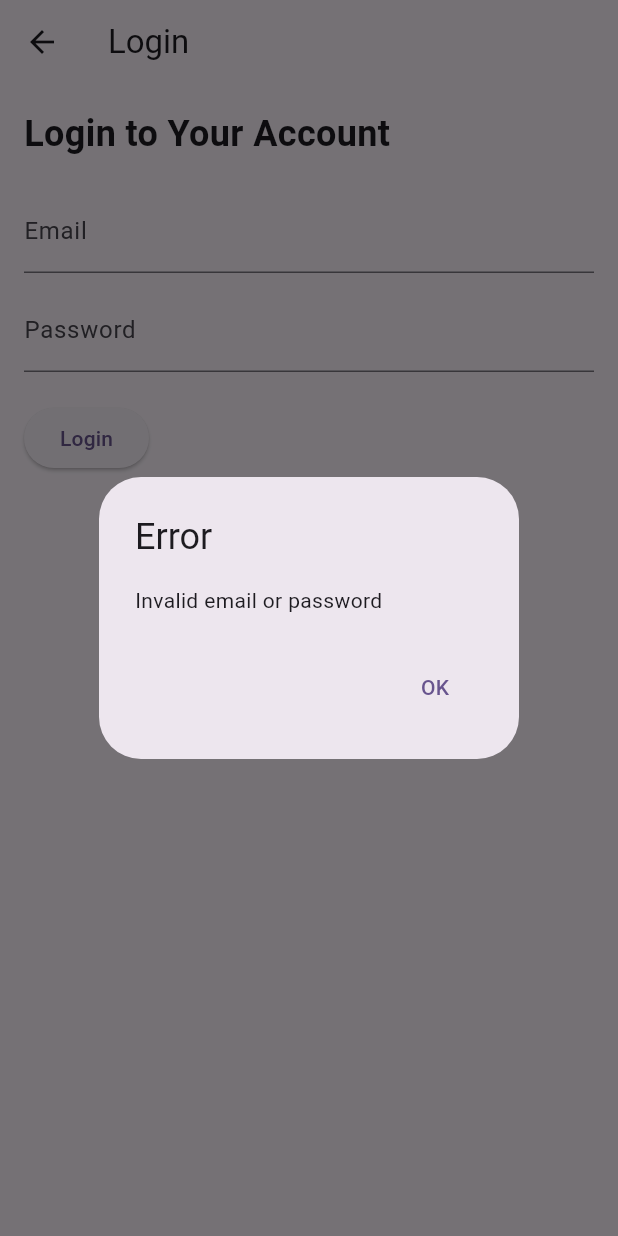
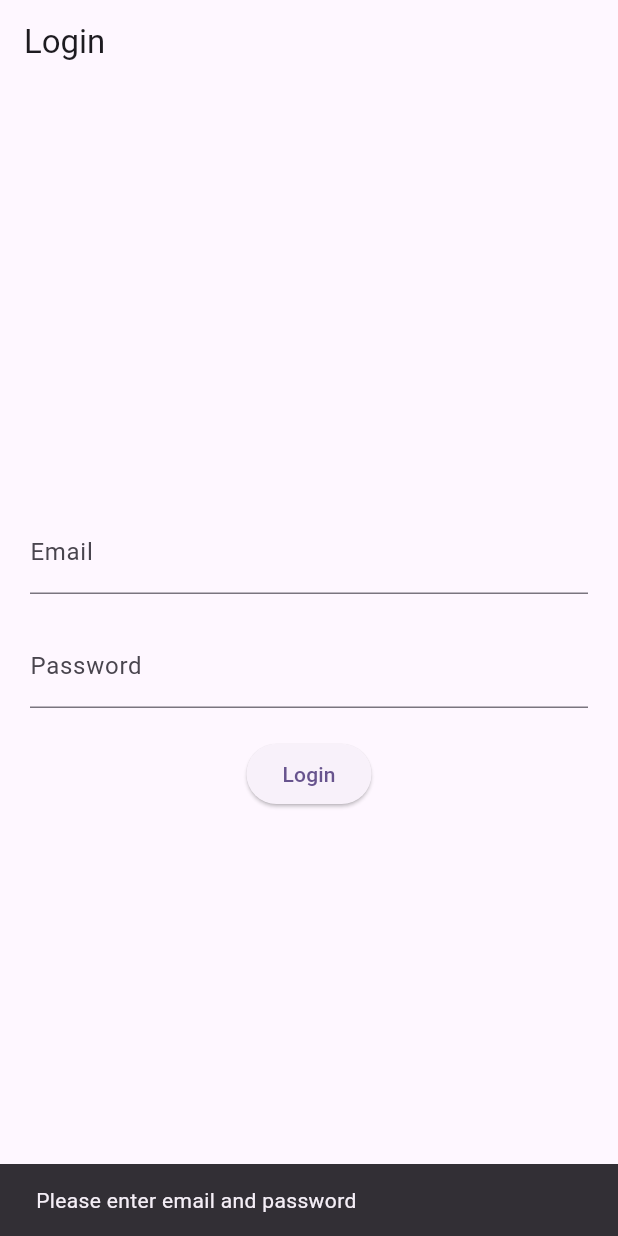
Before and after one commit to Anuzzzzzzzz/mobile, a Flutter app: the LoginScreen screen opened directly, after a tap on "Login", on a phone screen of 412 x 824 dp. Run offline on Flutter 3.47's test engine with Material 3 defaults, Android fonts, the phone set to English and light mode, and no system bars.

Commit message:
fixed errors and added codes

```diff
--- a/lib/screens/login_screen.dart
+++ b/lib/screens/login_screen.dart
@@ -1,81 +1,54 @@
+import 'package:e_commerce_app/dashboard_screen.dart';
 import 'package:flutter/material.dart';
 
-class LoginScreen extends StatefulWidget {
+class LoginScreen extends StatelessWidget {
   const LoginScreen({super.key});
 
   @override
-  _LoginScreenState createState() => _LoginScreenState();
-}
+  Widget build(BuildContext context) {
+    String email = '';
+    String password = '';
 
-class _LoginScreenState extends State<LoginScreen> {
-  final TextEditingController emailController = TextEditingController();
-  final TextEditingController passwordController = TextEditingController();
-
-  void login() {
-    // Implement your login logic here
-    String email = emailController.text;
-    String password = passwordController.text;
-
-    // Check if email and password are valid
-    if (email.isNotEmpty && password.isNotEmpty) {
-      // If login is successful, navigate to dashboard
-      Navigator.pushReplacementNamed(context, '/dashboard');
-    } else {
-      // Show error message if login fails
-      showDialog(
-        context: context,
-        builder: (BuildContext context) {
-          return AlertDialog(
-            title: const Text('Error'),
-            content: const Text('Invalid email or password'),
-            actions: <Widget>[
-              TextButton(
-                onPressed: () {
-                  Navigator.of(context).pop();
-                },
-                child: const Text('OK'),
-              ),
-            ],
-          );
-        },
-      );
-    }
-  }
-
-  @override
-  Widget build(BuildContext context) {
     return Scaffold(
       appBar: AppBar(
         title: const Text('Login'),
       ),
       body: Padding(
-        padding: const EdgeInsets.all(16.0),
+        padding: const EdgeInsets.all(20),
         child: Column(
-          crossAxisAlignment: CrossAxisAlignment.start,
+          mainAxisAlignment: MainAxisAlignment.center,
           children: [
-            const Text(
-              'Login to Your Account',
-              style: TextStyle(fontSize: 24.0, fontWeight: FontWeight.bold),
+            TextField(
+              decoration: const InputDecoration(labelText: 'Email'),
+              onChanged: (value) {
+                email = value;
+              },
             ),
-            const SizedBox(height: 20.0),
-            TextFormField(
-              controller: emailController,
-              decoration: const InputDecoration(
-                labelText: 'Email',
-              ),
+            const SizedBox(height: 20),
+            TextField(
+              obscureText: true,
+              decoration: const InputDecoration(labelText: 'Password'),
+              onChanged: (value) {
+                password = value;
+              },
             ),
-            const SizedBox(height: 10.0),
-            TextFormField(
-              controller: passwordController,
-              decoration: const InputDecoration(
-                labelText: 'Password',
-              ),
-              obscureText: true,
-            ),
-            const SizedBox(height: 20.0),
+            const SizedBox(height: 20),
             ElevatedButton(
               onPressed: () {
-                login();
+                if (email.isNotEmpty && password.isNotEmpty) {
+                  // Replace this with your authentication logic
+                  Navigator.pushReplacement(
+                    context,
+                    MaterialPageRoute(
+                        builder: (context) => const DashboardScreen()),
+                  );
+                } else {
+                  // Show an error message if fields are empty
+                  ScaffoldMessenger.of(context).showSnackBar(
+                    const SnackBar(
+                        content: Text('Please enter email and password')),
+                  );
+                }
               },
               child: const Text('Login'),
             ),
```
Also changed, not shown: lib/screens/SplashScreen.dart (deleted, +0 -52 lines), lib/screens/about_screen.dart (+5 -5 lines), lib/screens/cart_screen.dart (+18 -9 lines), lib/screens/dashboard_screen.dart (added, +67 -0 lines), lib/screens/profile_screen.dart (+14 -17 lines), lib/screens/splash_screen.dart (+23 -24 lines), 1 other file.
